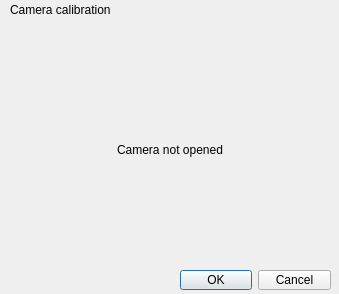
First picture: the form in camcalibrate.ui, repository ARDev1161/ZanyaCore, before the edit.
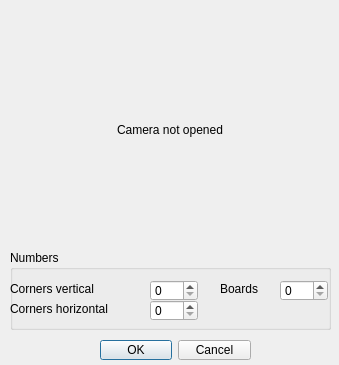
Second picture: the form after the edit.

The edit to the form file:
```diff
--- a/camcalibrate.ui
+++ b/camcalibrate.ui
@@ -7,7 +7,7 @@
     <x>0</x>
     <y>0</y>
     <width>339</width>
-    <height>294</height>
+    <height>365</height>
    </rect>
   </property>
   <property name="minimumSize">
@@ -22,8 +22,8 @@
   <widget class="QDialogButtonBox" name="buttonBox">
    <property name="geometry">
     <rect>
-     <x>180</x>
-     <y>270</y>
+     <x>100</x>
+     <y>340</y>
      <width>151</width>
      <height>20</height>
     </rect>
@@ -35,24 +35,11 @@
     <set>QDialogButtonBox::Cancel|QDialogButtonBox::Ok</set>
    </property>
   </widget>
-  <widget class="QLabel" name="label">
-   <property name="geometry">
-    <rect>
-     <x>10</x>
-     <y>0</y>
-     <width>131</width>
-     <height>20</height>
-    </rect>
-   </property>
-   <property name="text">
-    <string>&lt;html&gt;&lt;head/&gt;&lt;body&gt;&lt;p&gt;Camera calibration&lt;/p&gt;&lt;/body&gt;&lt;/html&gt;</string>
-   </property>
-  </widget>
   <widget class="QLabel" name="OutLabel">
    <property name="geometry">
     <rect>
      <x>10</x>
-     <y>30</y>
+     <y>10</y>
      <width>320</width>
      <height>240</height>
     </rect>
@@ -70,6 +57,94 @@
     <set>Qt::AlignCenter</set>
    </property>
   </widget>
+  <widget class="QGroupBox" name="groupBox">
+   <property name="geometry">
+    <rect>
+     <x>10</x>
+     <y>250</y>
+     <width>321</width>
+     <height>80</height>
+    </rect>
+   </property>
+   <property name="title">
+    <string>Numbers</string>
+   </property>
+   <widget class="QSpinBox" name="spinVertical">
+    <property name="geometry">
+     <rect>
+      <x>140</x>
+      <y>30</y>
+      <width>48</width>
+      <height>21</height>
+     </rect>
+    </property>
+    <property name="maximum">
+     <number>10</number>
+    </property>
+   </widget>
+   <widget class="QLabel" name="label_3">
+    <property name="geometry">
+     <rect>
+      <x>210</x>
+      <y>30</y>
+      <width>51</width>
+      <height>17</height>
+     </rect>
+    </property>
+    <property name="text">
+     <string>Boards</string>
+    </property>
+   </widget>
+   <widget class="QLabel" name="label_2">
+    <property name="geometry">
+     <rect>
+      <x>0</x>
+      <y>50</y>
+      <width>131</width>
+      <height>17</height>
+     </rect>
+    </property>
+    <property name="text">
+     <string>Corners horizontal</string>
+    </property>
+   </widget>
+   <widget class="QSpinBox" name="spinHorizontal">
+    <property name="geometry">
+     <rect>
+      <x>140</x>
+      <y>50</y>
+      <width>48</width>
+      <height>21</height>
+     </rect>
+    </property>
+    <property name="maximum">
+     <number>10</number>
+    </property>
+   </widget>
+   <widget class="QLabel" name="label">
+    <property name="geometry">
+     <rect>
+      <x>0</x>
+      <y>30</y>
+      <width>111</width>
+      <height>17</height>
+     </rect>
+    </property>
+    <property name="text">
+     <string>Corners vertical</string>
+    </property>
+   </widget>
+   <widget class="QSpinBox" name="spinBoards">
+    <property name="geometry">
+     <rect>
+      <x>270</x>
+      <y>30</y>
+      <width>48</width>
+      <height>21</height>
+     </rect>
+    </property>
+   </widget>
+  </widget>
  </widget>
  <resources/>
  <connections>
```
Left out of the diff: 2 changed lines with no effect on the pictures.
